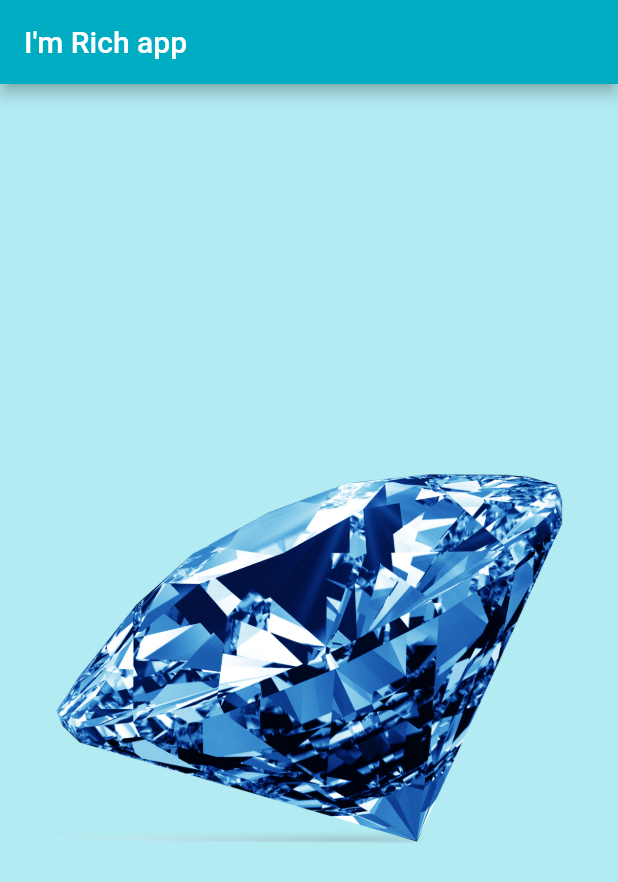
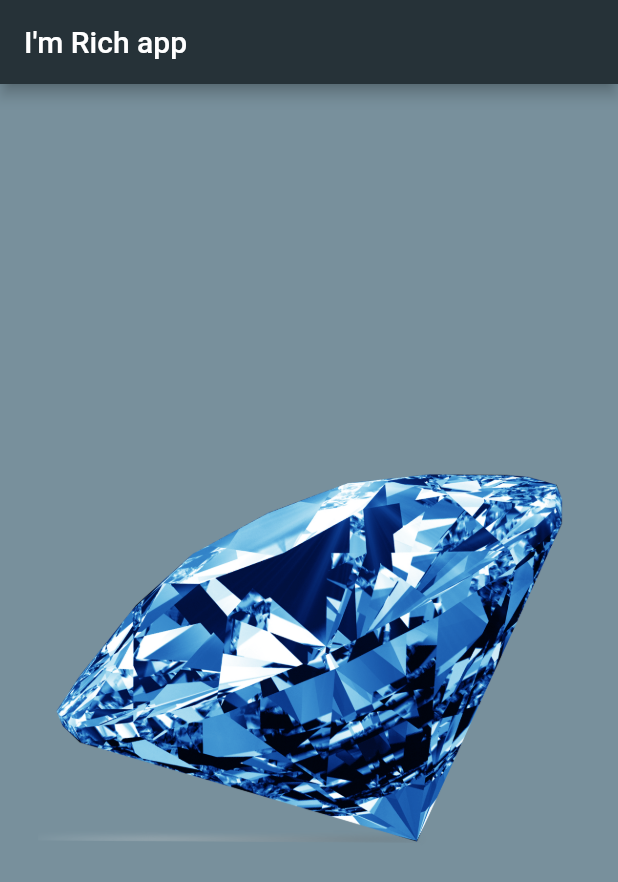
Before and after one commit to mohamedsahal/I-m-Rich-App, a Flutter app: the screen it shows after launch, on a phone screen of 412 x 824 dp. Shown: the top 882 px of the screen. Run offline on Flutter 3.47's test engine with Material 2 defaults, Android fonts, the light colour scheme and no system bars.

Commit message:
change Color

```diff
--- a/lib/main.dart
+++ b/lib/main.dart
@@ -12,9 +12,9 @@ class Home extends StatelessWidget {
   @override
   Widget build(BuildContext context) {
     return Scaffold(
-      backgroundColor: Colors.cyan[100],
+      backgroundColor: Colors.blueGrey[400],
       appBar: AppBar(
-        backgroundColor: Colors.cyan[600],
+        backgroundColor: Colors.blueGrey[900],
         title: Text("I'm Rich app"),
       ),
       body: Center(
```
